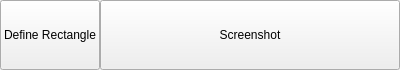
The window that mainwindow.ui (firman199x/screenshotter) describes before a commit, drawn with Qt 5.
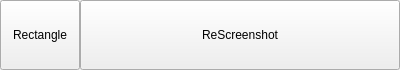
The same window after the commit.

Commit message: - Fix the rectangle when defining the rect area - General bug fix

Diff of the .ui file:
```diff
--- a/mainwindow.ui
+++ b/mainwindow.ui
@@ -24,7 +24,7 @@
     <item>
      <widget class="QPushButton" name="defineRectangleButton">
       <property name="text">
-       <string>Define Rectangle</string>
+       <string>Rectangle</string>
       </property>
       <property name="sizePolicy">
        <sizepolicy hsizetype="Expanding" vsizetype="Expanding">
@@ -37,7 +37,7 @@
     <item>
      <widget class="QPushButton" name="screenshotButton">
       <property name="text">
-       <string>Screenshot</string>
+       <string>ReScreenshot</string>
       </property>
       <property name="sizePolicy">
        <sizepolicy hsizetype="Expanding" vsizetype="Expanding">
```
Left out of the diff: 2 changed lines with no effect on the pictures. The commit also changes 7 other files.
